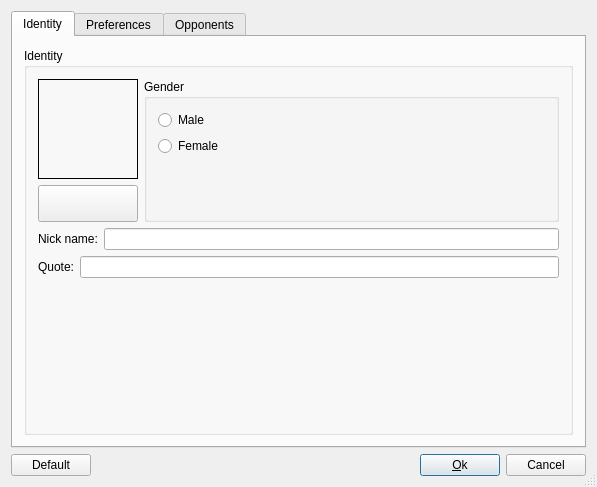
Qt form src/desktop/forms/OptionsUI.ui (arabine/icl) before a commit.
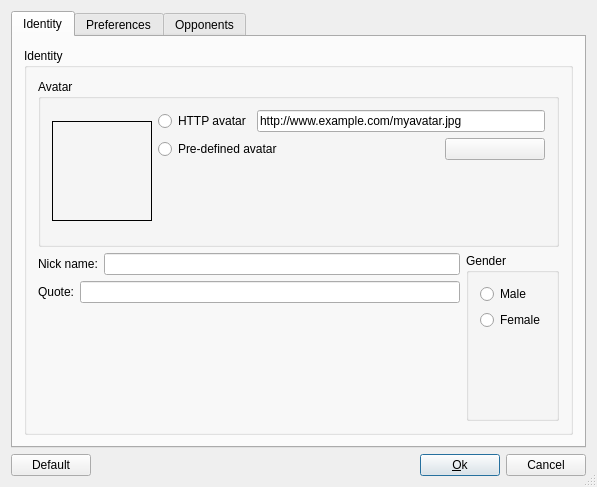
The same form after that commit. Icons and pictures are not drawn.

Commit message: New option to specify a script path

```diff
--- a/src/desktop/forms/OptionsUI.ui
+++ b/src/desktop/forms/OptionsUI.ui
@@ -33,32 +33,19 @@
        <string>Identity</string>
       </attribute>
       <layout class="QGridLayout" name="gridLayout_5">
-       <item row="0" column="0">
+       <item row="0" column="1">
         <widget class="QGroupBox" name="groupBox_6">
          <property name="title">
           <string>Identity</string>
          </property>
          <layout class="QGridLayout" name="gridLayout_10">
           <item row="0" column="0">
-           <layout class="QHBoxLayout" name="horizontalLayout_4">
-            <item>
-             <layout class="QVBoxLayout" name="_7">
-              <property name="spacing">
-               <number>6</number>
-              </property>
-              <property name="leftMargin">
-               <number>0</number>
-              </property>
-              <property name="topMargin">
-               <number>0</number>
-              </property>
-              <property name="rightMargin">
-               <number>0</number>
-              </property>
-              <property name="bottomMargin">
-               <number>0</number>
-              </property>
-              <item>
+           <widget class="QGroupBox" name="groupBox">
+            <property name="title">
+             <string>Avatar</string>
+            </property>
+            <layout class="QGridLayout" name="gridLayout_6">
+             <item row="0" column="0" rowspan="3">
                <widget class="QLabel" name="pixSud">
                 <property name="minimumSize">
                  <size>
@@ -89,6 +76,33 @@
                 </property>
                </widget>
               </item>
+             <item row="0" column="1">
+              <layout class="QHBoxLayout" name="horizontalLayout_15">
+               <item>
+                <widget class="QRadioButton" name="radioHttp">
+                 <property name="text">
+                  <string>HTTP avatar</string>
+                 </property>
+                </widget>
+               </item>
+               <item>
+                <widget class="QLineEdit" name="lineEditHttpAvatar">
+                 <property name="text">
+                  <string>http://www.example.com/myavatar.jpg</string>
+                 </property>
+                </widget>
+               </item>
+              </layout>
+             </item>
+             <item row="1" column="1">
+              <layout class="QHBoxLayout" name="horizontalLayout_4">
+               <item>
+                <widget class="QRadioButton" name="radioPredefined">
+                 <property name="text">
+                  <string>Pre-defined avatar</string>
+                 </property>
+                </widget>
+               </item>
               <item>
                <widget class="QPushButton" name="btnPixSud">
                 <property name="minimumSize">
@@ -117,35 +131,15 @@
               </item>
              </layout>
             </item>
-            <item>
-             <widget class="QGroupBox" name="groupBox_7">
-              <property name="title">
-               <string>Gender</string>
-              </property>
-              <layout class="QGridLayout" name="gridLayout_6">
-               <item row="0" column="0">
-                <widget class="QRadioButton" name="sexeM">
-                 <property name="text">
-                  <string>Male</string>
-                 </property>
-                </widget>
-               </item>
-               <item row="1" column="0">
-                <widget class="QRadioButton" name="sexeF">
-                 <property name="text">
-                  <string>Female</string>
-                 </property>
-                </widget>
-               </item>
-               <item row="2" column="0">
-                <spacer name="verticalSpacer_5">
+             <item row="2" column="1">
+              <spacer name="verticalSpacer">
                  <property name="orientation">
                   <enum>Qt::Vertical</enum>
                  </property>
                  <property name="sizeHint" stdset="0">
                   <size>
                    <width>20</width>
-                   <height>40</height>
+                 <height>62</height>
                   </size>
                  </property>
                 </spacer>
@@ -153,9 +147,11 @@
               </layout>
              </widget>
             </item>
-           </layout>
-          </item>
           <item row="1" column="0">
+           <layout class="QHBoxLayout" name="horizontalLayout_16">
+            <item>
+             <layout class="QVBoxLayout" name="verticalLayout_2">
+              <item>
            <layout class="QHBoxLayout" name="_10">
             <property name="spacing">
              <number>6</number>
@@ -194,7 +190,7 @@
             </item>
            </layout>
           </item>
-          <item row="2" column="0">
+              <item>
            <layout class="QHBoxLayout" name="_11">
             <property name="spacing">
              <number>6</number>
@@ -233,8 +229,8 @@
             </item>
            </layout>
           </item>
-          <item row="3" column="0">
-           <spacer>
+              <item>
+               <spacer name="verticalSpacer_6">
             <property name="orientation">
              <enum>Qt::Vertical</enum>
             </property>
@@ -245,6 +241,46 @@
              </size>
             </property>
            </spacer>
+              </item>
+             </layout>
+            </item>
+            <item>
+             <widget class="QGroupBox" name="groupBox_7">
+              <property name="title">
+               <string>Gender</string>
+              </property>
+              <layout class="QGridLayout" name="gridLayout_11">
+               <item row="0" column="0">
+                <widget class="QRadioButton" name="sexeM">
+                 <property name="text">
+                  <string>Male</string>
+                 </property>
+                </widget>
+               </item>
+               <item row="1" column="0">
+                <widget class="QRadioButton" name="sexeF">
+                 <property name="text">
+                  <string>Female</string>
+                 </property>
+                </widget>
+               </item>
+               <item row="2" column="0">
+                <spacer name="verticalSpacer_5">
+                 <property name="orientation">
+                  <enum>Qt::Vertical</enum>
+                 </property>
+                 <property name="sizeHint" stdset="0">
+                  <size>
+                   <width>20</width>
+                   <height>40</height>
+                  </size>
+                 </property>
+                </spacer>
+               </item>
+              </layout>
+             </widget>
+            </item>
+           </layout>
           </item>
          </layout>
         </widget>
```
Lines whose indentation alone changed are shown as unchanged.
